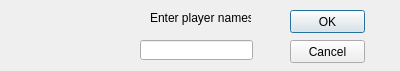
The window that playerRegistrationDialog.ui (GFlores17/JackboxT.O.-GUI-Version) describes before a commit, drawn with Qt 5.
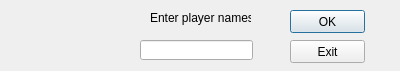
The same window after the commit.

```diff
--- a/playerRegistrationDialog.ui
+++ b/playerRegistrationDialog.ui
@@ -59,7 +59,7 @@
     </rect>
    </property>
    <property name="text">
-    <string>Cancel</string>
+    <string>Exit</string>
    </property>
   </widget>
  </widget>
```
